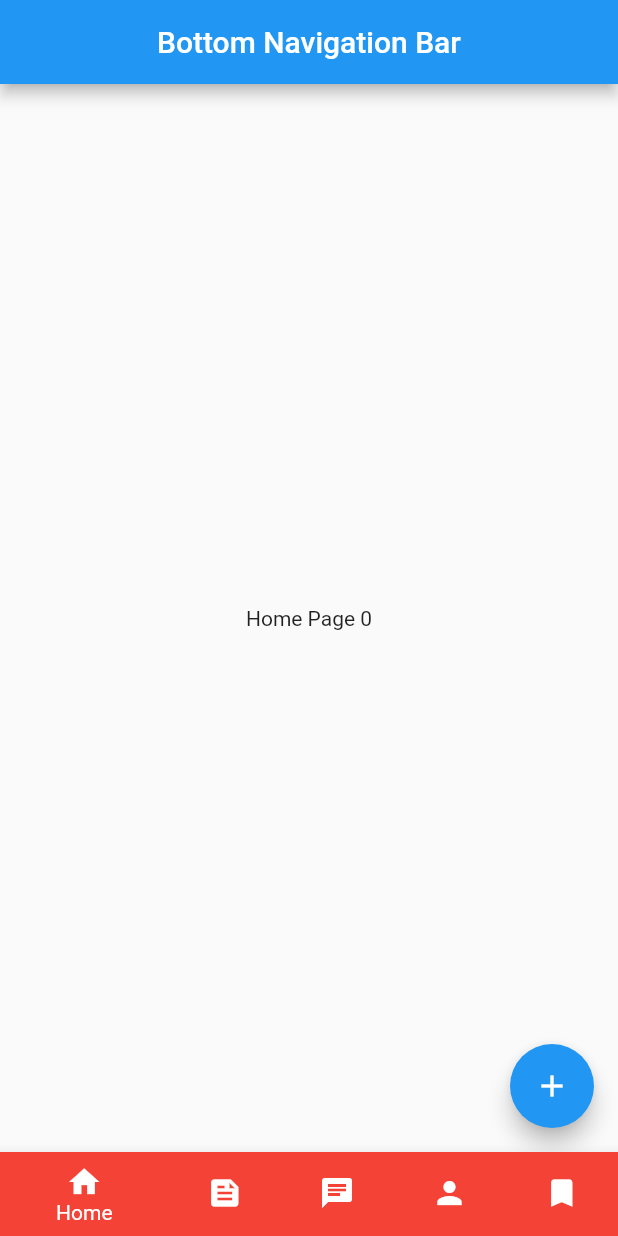
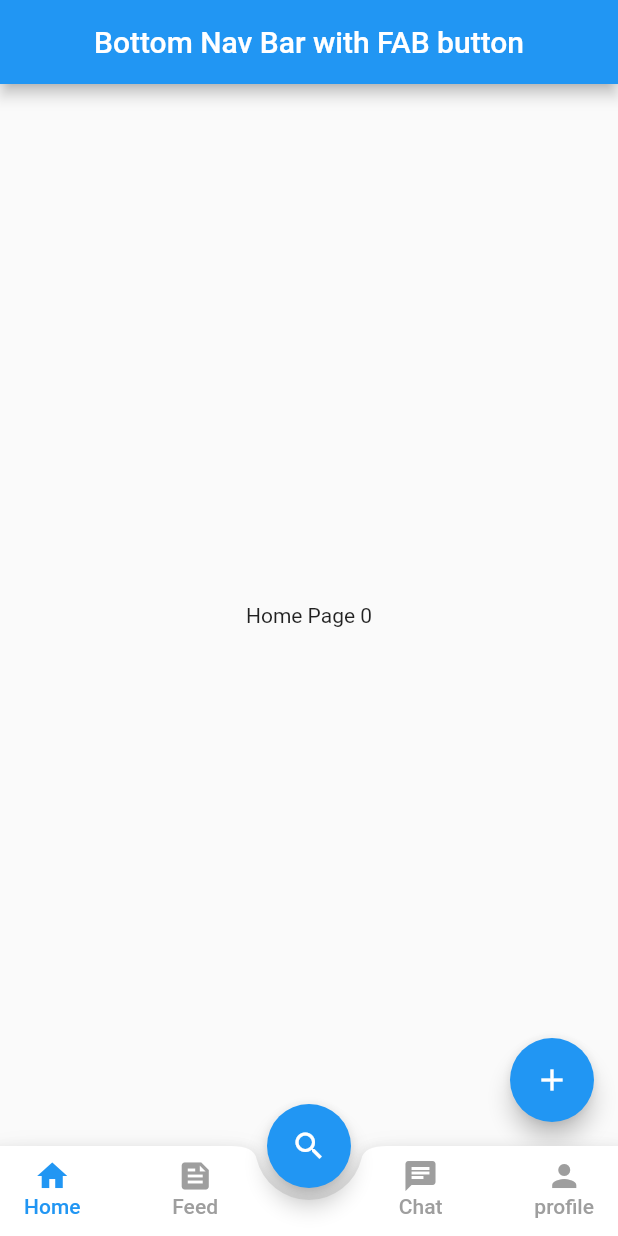
Before and after one commit to anikrakib/flutter-widgets, a Flutter app: the screen it shows after launch, on a phone screen of 412 x 824 dp. Run offline on Flutter 3.47's test engine with Material 2 defaults, Android fonts, the phone set to English and light mode, and no system bars; our stand-ins replace matcher.

Commit message:
custom bottom nav bar wit fab button

```diff
--- a/lib/bottom_nav_bar/bottom_nav_bar.dart
+++ b/lib/bottom_nav_bar/bottom_nav_bar.dart
@@ -22,41 +22,74 @@ class _BottomNavBarState extends State<BottomNavBar> {
     BookarkPage()
   ];
 
+  final PageStorageBucket bucket = PageStorageBucket();
+  Widget currentPage = const HomePage();
+
   @override
   Widget build(BuildContext context) => Scaffold(
         appBar: AppBar(
-          title: const Text('Bottom Navigation Bar'),
+          title: const Text('Bottom Nav Bar with FAB button'),
           centerTitle: true,
         ),
-        body: IndexedStack(index: currentIndex, children: screens),
-        bottomNavigationBar: Container(
-          decoration: BoxDecoration(borderRadius: BorderRadius.circular(13)),
-          child: BottomNavigationBar(
-            currentIndex: currentIndex,
-            onTap: (index) => setState(() => currentIndex = index),
-            items: const [
-              BottomNavigationBarItem(
-                  icon: Icon(Icons.home),
-                  label: 'Home',
-                  backgroundColor: Colors.red),
-              BottomNavigationBarItem(
-                  icon: Icon(Icons.feed),
-                  label: 'Feed',
-                  backgroundColor: Colors.green),
-              BottomNavigationBarItem(
-                  icon: Icon(Icons.chat),
-                  label: 'Chat',
-                  backgroundColor: Colors.amber),
-              BottomNavigationBarItem(
-                  icon: Icon(Icons.person),
-                  label: 'Profile',
-                  backgroundColor: Colors.black),
-              BottomNavigationBarItem(
-                  icon: Icon(Icons.bookmark),
-                  label: 'Bookmark',
-                  backgroundColor: Colors.red)
-            ],
+        body: PageStorage(
+          child: currentPage,
+          bucket: bucket,
+        ),
+        floatingActionButton: FloatingActionButton(
+          child: const Icon(Icons.search),
+          onPressed: () {},
+        ),
+        floatingActionButtonLocation: FloatingActionButtonLocation.centerDocked,
+        bottomNavigationBar: BottomAppBar(
+          shape: const CircularNotchedRectangle(),
+          notchMargin: 8,
+          child: SizedBox(
+            height: 60,
+            child: Padding(
+              padding: const EdgeInsets.symmetric(vertical: 8),
+              child: Row(
+                mainAxisAlignment: MainAxisAlignment.spaceBetween,
+                children: [
+                  bottomNavBarItem(0, Icons.home, 'Home'),
+                  Padding(
+                    padding: const EdgeInsets.only(right: 15),
+                    child: bottomNavBarItem(1, Icons.feed, 'Feed'),
+                  ),
+                  const SizedBox(),
+                  Padding(
+                    padding: const EdgeInsets.only(left: 15),
+                    child: bottomNavBarItem(2, Icons.chat, 'Chat'),
+                  ),
+                  bottomNavBarItem(3, Icons.person, 'profile'),
+                ],
+              ),
+            ),
           ),
         ),
       );
+
+  MaterialButton bottomNavBarItem(int index, IconData icon, String level) {
+    return MaterialButton(
+      minWidth: 60,
+      onPressed: () {
+        setState(() {
+          currentPage = screens[index];
+          currentIndex = index;
+        });
+      },
+      child: Column(
+        children: [
+          Icon(
+            icon,
+            color: currentIndex == index ? Colors.blue : Colors.grey,
+          ),
+          Text(
+            level,
+            style: TextStyle(
+                color: currentIndex == index ? Colors.blue : Colors.grey),
+          )
+        ],
+      ),
+    );
+  }
 }
```
Also changed, not shown: 1 other file.
